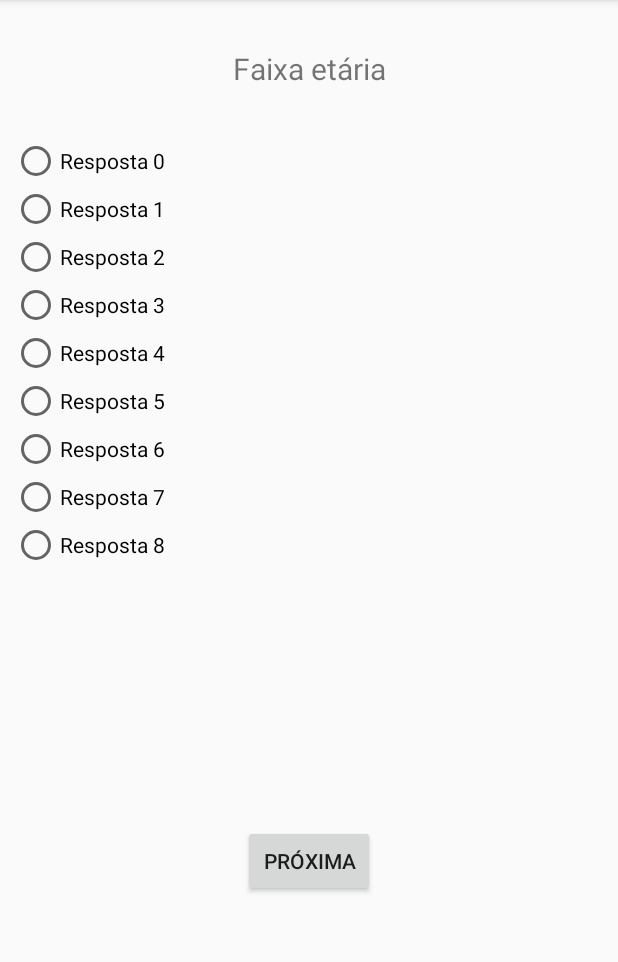
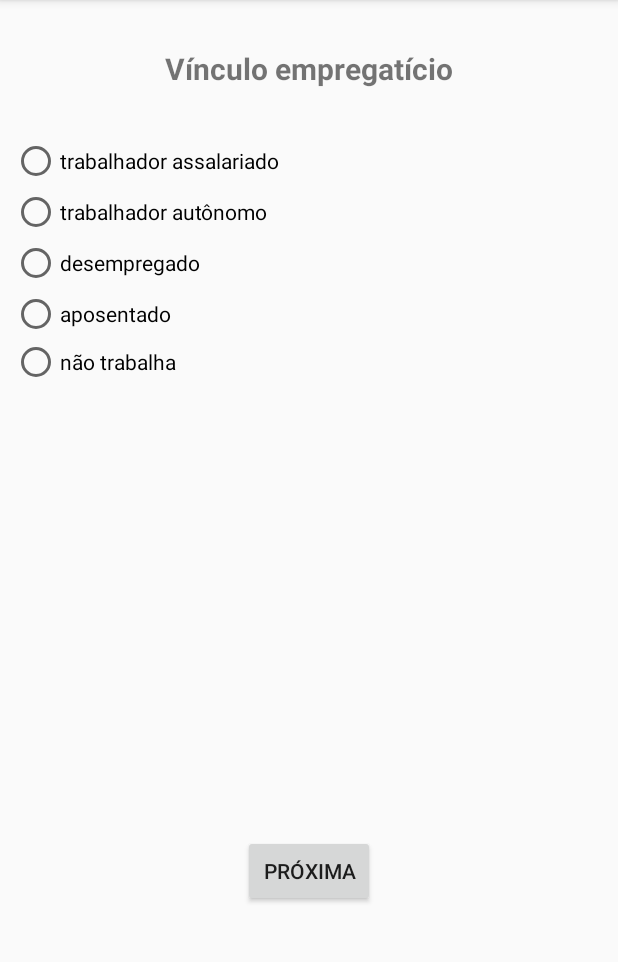
Before and after one commit to raulfmiranda/QSQ, an Android app: the screen it shows after launch (FormActivity), on a phone screen of 412 x 824 dp, the part 84-1046 px from its top. Run offline under Robolectric (Android 15) with nearby library versions, the phone set to English and light mode, and no system bars.

Commit message:
Criação das entidades e do método carregaQuestaoNaTela

```diff
--- a/app/src/main/java/br/edu/faculdadepaulopicanco/traumadeface/FormActivity.kt
+++ b/app/src/main/java/br/edu/faculdadepaulopicanco/traumadeface/FormActivity.kt
@@ -2,11 +2,47 @@ package br.edu.faculdadepaulopicanco.traumadeface
 
 import android.support.v7.app.AppCompatActivity
 import android.os.Bundle
+import android.widget.RadioButton
+import br.edu.faculdadepaulopicanco.traumadeface.model.Questao
+import br.edu.faculdadepaulopicanco.traumadeface.model.Questionario
+import kotlinx.android.synthetic.main.activity_form.*
 
 class FormActivity : AppCompatActivity() {
 
     override fun onCreate(savedInstanceState: Bundle?) {
         super.onCreate(savedInstanceState)
         setContentView(R.layout.activity_form)
+
+        var respostas = mutableListOf(
+                "trabalhador assalariado",
+                "trabalhador autônomo",
+                "desempregado",
+                "aposentado",
+                "não trabalha", "", "", "", "")
+        val questao = Questao("Vínculo empregatício", respostas, -1)
+
+        carregaQuestaoNaTela(questao)
     }
+
+    fun carregaQuestaoNaTela(questao: Questao) {
+
+        txtPergunta.text = questao.pergunta
+
+        for (i in 0..8) {
+            var rdResposta = radioGroup.getChildAt(i) as RadioButton
+            if(!questao.respostas[i].isNullOrBlank()) {
+                rdResposta.text = questao.respostas[i]
+                rdResposta.visibility = RadioButton.VISIBLE
+            } else {
+                rdResposta.text = ""
+                rdResposta.visibility = RadioButton.INVISIBLE
+            }
+        }
+    }
+
+    // TODO: criaNovoQuestionario
+    fun criaNovoQuestionario(): Questionario {
+        return Questionario(-1, mutableListOf())
+    }
+
 }
--- /dev/null
+++ b/app/src/main/java/br/edu/faculdadepaulopicanco/traumadeface/model/Pesquisa.kt
@@ -0,0 +1,3 @@
+package br.edu.faculdadepaulopicanco.traumadeface.model
+
+data class Pesquisa(var questionarios: List<Questionario>)
--- /dev/null
+++ b/app/src/main/java/br/edu/faculdadepaulopicanco/traumadeface/model/Questao.kt
@@ -0,0 +1,3 @@
+package br.edu.faculdadepaulopicanco.traumadeface.model
+
+data class Questao(val pergunta: String, val respostas: List<String>, var respostaEscolhida: Int)
--- /dev/null
+++ b/app/src/main/java/br/edu/faculdadepaulopicanco/traumadeface/model/Questionario.kt
@@ -0,0 +1,3 @@
+package br.edu.faculdadepaulopicanco.traumadeface.model
+
+data class Questionario(var status: Int, var questoes: List<Questao>)
--- a/app/src/main/res/layout/activity_form.xml
+++ b/app/src/main/res/layout/activity_form.xml
@@ -7,14 +7,15 @@
     tools:context=".FormActivity">
 
     <TextView
-        android:id="@+id/textQuest"
+        android:id="@+id/txtPergunta"
         android:layout_width="wrap_content"
         android:layout_height="wrap_content"
         android:layout_marginEnd="8dp"
         android:layout_marginStart="8dp"
         android:layout_marginTop="32dp"
         android:text="Faixa etária"
-        android:textSize="20dp"
+        android:textSize="@dimen/text_size_pergunta"
+        android:textStyle="bold"
         app:layout_constraintEnd_toEndOf="parent"
         app:layout_constraintStart_toStartOf="parent"
         app:layout_constraintTop_toTopOf="parent" />
@@ -26,13 +27,14 @@
         android:layout_marginStart="8dp"
         android:layout_marginTop="32dp"
         app:layout_constraintStart_toStartOf="parent"
-        app:layout_constraintTop_toBottomOf="@+id/textQuest">
+        app:layout_constraintTop_toBottomOf="@+id/txtPergunta">
 
         <RadioButton
             android:id="@+id/rdResposta0"
             android:layout_width="wrap_content"
             android:layout_height="wrap_content"
             android:layout_weight="1"
+            android:layout_marginBottom="@dimen/margin_bottom_radio"
             android:text="Resposta 0" />
 
         <RadioButton
@@ -40,6 +42,7 @@
             android:layout_width="wrap_content"
             android:layout_height="wrap_content"
             android:layout_weight="1"
+            android:layout_marginBottom="@dimen/margin_bottom_radio"
             android:text="Resposta 1" />
 
         <RadioButton
@@ -47,6 +50,7 @@
             android:layout_width="wrap_content"
             android:layout_height="wrap_content"
             android:layout_weight="1"
+            android:layout_marginBottom="@dimen/margin_bottom_radio"
             android:text="Resposta 2" />
 
         <RadioButton
@@ -61,6 +65,7 @@
             android:layout_width="wrap_content"
             android:layout_height="wrap_content"
             android:layout_weight="1"
+            android:layout_marginBottom="@dimen/margin_bottom_radio"
             android:text="Resposta 4" />
 
         <RadioButton
@@ -68,6 +73,7 @@
             android:layout_width="wrap_content"
             android:layout_height="wrap_content"
             android:layout_weight="1"
+            android:layout_marginBottom="@dimen/margin_bottom_radio"
             android:text="Resposta 5" />
 
         <RadioButton
@@ -75,6 +81,7 @@
             android:layout_width="wrap_content"
             android:layout_height="wrap_content"
             android:layout_weight="1"
+            android:layout_marginBottom="@dimen/margin_bottom_radio"
             android:text="Resposta 6" />
 
         <RadioButton
@@ -82,6 +89,7 @@
             android:layout_width="wrap_content"
             android:layout_height="wrap_content"
             android:layout_weight="1"
+            android:layout_marginBottom="@dimen/margin_bottom_radio"
             android:text="Resposta 7" />
 
         <RadioButton
--- /dev/null
+++ b/app/src/main/res/values/dimens.xml
@@ -0,0 +1,5 @@
+<?xml version="1.0" encoding="utf-8"?>
+<resources>
+    <dimen name="margin_bottom_radio">2dp</dimen>
+    <dimen name="text_size_pergunta">20sp</dimen>
+</resources>
```
Also changed, not shown: app/src/main/res/values/strings.xml (+41 -0 lines).
